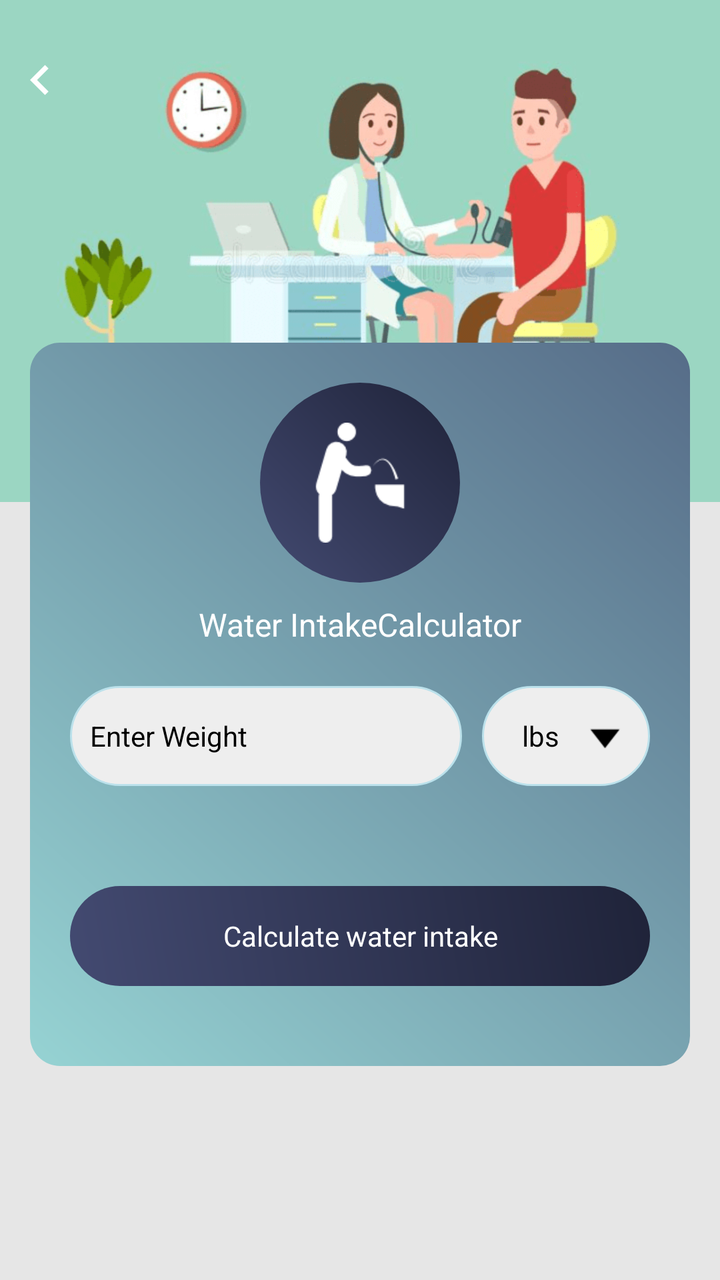
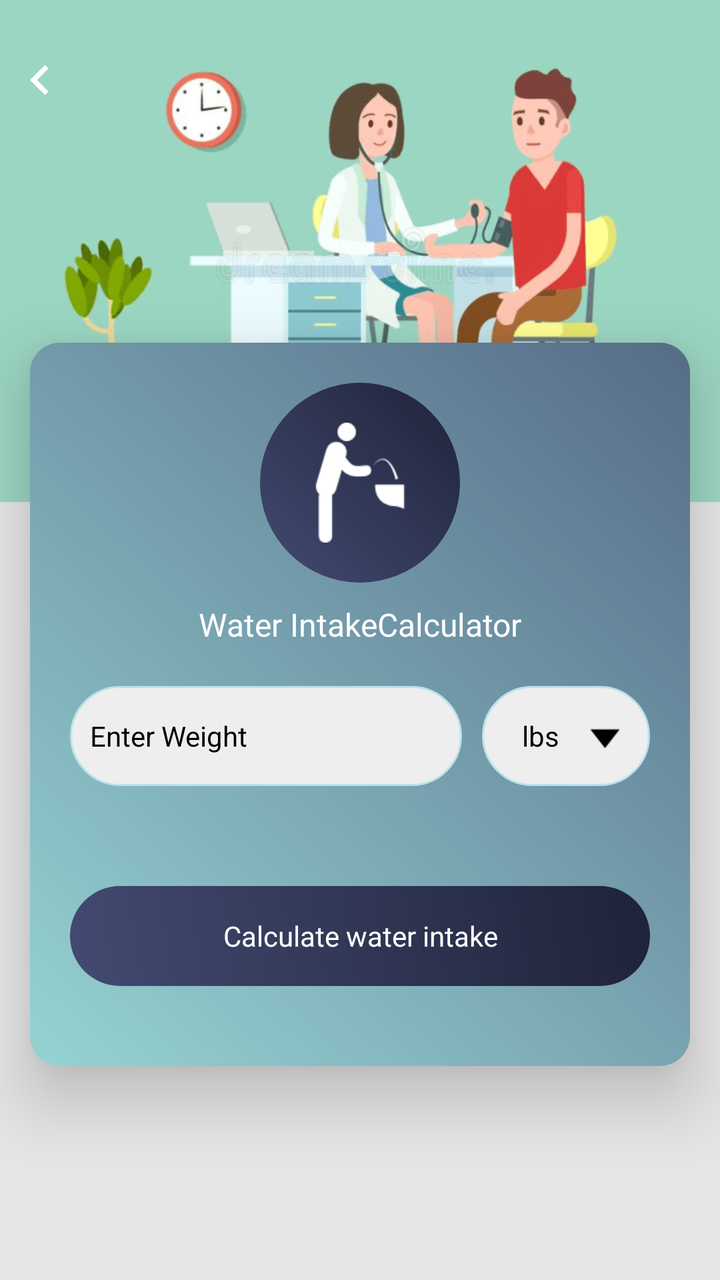

The first picture is an Android layout as it rendered before a commit; the second is the same layout after the commit. The layout source and the unified diff follow.
<!-- AndroidManifest.xml: application theme AppTheme -->
<!-- res/layout/waterintake_calculator.xml -->
<?xml version="1.0" encoding="utf-8"?>
<RelativeLayout xmlns:android="http://schemas.android.com/apk/res/android"
    xmlns:aapt="http://schemas.android.com/aapt"
    xmlns:app="http://schemas.android.com/apk/res-auto"
    android:layout_width="match_parent"
    android:layout_height="match_parent"
    android:background="@color/gray_color">

    <RelativeLayout
        android:id="@+id/banner"
        android:layout_width="match_parent"
        android:layout_height="wrap_content"
        android:background="@mipmap/calculator_banner_2">

    </RelativeLayout>
    <ImageView
        android:id="@+id/iv_back"
        android:layout_width="40dp"
        android:layout_height="40dp"
        android:layout_alignParentLeft="true"
        android:layout_alignParentTop="true"
        android:layout_marginTop="20dp"
        android:padding="5dp"
        android:src="@drawable/ic_chevron_left_white_24dp" />



    <LinearLayout
        android:id="@+id/cardviewone"
        android:layout_marginBottom="60dp"
        android:layout_width="match_parent"
        android:layout_height="wrap_content"
        android:layout_marginLeft="@dimen/text_15"
        android:layout_below="@+id/banner"
        android:layout_marginTop="-80dp"
        android:layout_marginRight="@dimen/text_15"
        android:orientation="horizontal"
        android:background="@drawable/a2_grad_black"
        app:cardElevation="20dip">



    <ScrollView
        android:layout_width="match_parent"
        android:layout_height="match_parent"
        android:layout_above="@+id/normal_ad_include"
        android:layout_below="@+id/tv_water_intake">

        <LinearLayout
            android:layout_width="match_parent"
            android:layout_height="wrap_content"
            android:layout_centerInParent="true"
            android:layout_margin="20dp"
            android:orientation="vertical">


            <RelativeLayout
                android:layout_width="match_parent"
                android:layout_above="@+id/cardviewone"

                android:layout_height="wrap_content">
                <RelativeLayout
                    android:id="@+id/rel12"
                    android:layout_width="100dp"
                    android:layout_centerInParent="true"
                    android:background="@drawable/a3_grad"
                    android:layout_height="100dp">

                    <ImageView
                        android:id="@+id/iv_water_intake"
                        android:layout_width="60dp"
                        android:layout_height="60dp"
                        android:layout_centerHorizontal="true"
                        android:layout_centerInParent="true"
                        android:src="@drawable/img_daily_water_intake" />
                </RelativeLayout>
            </RelativeLayout>


            <TextView
                android:id="@+id/tv_water_intake"
                android:layout_width="match_parent"
                android:layout_height="wrap_content"
                android:layout_below="@+id/rel12"
                android:textAlignment="center"
                android:layout_centerHorizontal="true"
                android:layout_margin="10dp"
                android:text="@string/Water_IntakeCalculator"
                android:textColor="@color/white"
                android:textSize="@dimen/textsize_16" />


            <LinearLayout
                android:id="@+id/llbodyfat"
                android:layout_width="match_parent"
                android:layout_height="50dp"
                android:layout_marginTop="10dp"
                android:orientation="horizontal">

                <EditText
                    android:id="@+id/et_weight"
                    android:layout_width="0dp"
                    android:layout_height="match_parent"
                    android:layout_weight="7"
                    android:background="@drawable/corner2"
                    android:gravity="fill"
                    android:hint="@string/Enter_Weight"
                    android:imeOptions="actionDone"
                    android:inputType="numberDecimal"
                    android:paddingLeft="10dp"
                    android:textColor="@color/black"
                    android:textColorHint="@color/black"
                    android:textSize="@dimen/textsize_14" />

                <TextView
                    android:id="@+id/tv_weight"
                    android:layout_width="0dp"
                    android:layout_height="match_parent"
                    android:layout_marginLeft="10dp"
                    android:layout_weight="3"
                    android:background="@drawable/corner2"
                    android:drawableRight="@mipmap/down"
                    android:gravity="center"
                    android:padding="10dp"
                    android:text="@string/lbs"
                    android:textColor="@color/black"
                    android:textColorHint="@color/black"
                    android:textSize="@dimen/textsize_14" />
            </LinearLayout>

            <TextView
                android:id="@+id/tv_calculate_waterintake"
                android:layout_width="match_parent"
                android:layout_height="50dp"
                android:layout_marginTop="50dp"
                android:layout_marginBottom="20dp"
                android:background="@drawable/a3_grad"
                android:gravity="center"
                android:text="@string/Calculate_water_intake"
                android:textColor="@color/white"
                android:textColorHint="@color/white"
                android:textSize="@dimen/textsize_14" />
        </LinearLayout>
    </ScrollView>
    
    </LinearLayout>


    <LinearLayout
        android:id="@+id/normal_ad_include"
        android:layout_width="match_parent"
        android:layout_height="wrap_content"
        android:orientation="vertical"
        android:layout_alignParentBottom="true"
        android:gravity="center"/>
</RelativeLayout>
<!-- resources referenced by this layout -->
<resources>
  <color name="black">#000000</color>
  <color name="gray_color">#E6E6E6</color>
  <color name="white">#ffffff</color>
  <dimen name="text_15">15sp</dimen>
  <dimen name="textsize_14">14sp</dimen>
  <dimen name="textsize_16">16sp</dimen>
  <!-- drawable a2_grad_black (drawable) -->
  <?xml version="1.0" encoding="utf-8"?>
  <shape xmlns:android="http://schemas.android.com/apk/res/android">
      <gradient
          android:angle="225"
          android:endColor="#96D3D3"
          android:startColor="#566C88" />
  
      <corners android:radius="15dp"/>
  
  </shape>
  <!-- drawable a3_grad (drawable) -->
  <?xml version="1.0" encoding="utf-8"?>
  <shape xmlns:android="http://schemas.android.com/apk/res/android">
  <gradient
      android:angle="225"
      android:endColor="#434A71"
      android:startColor="#1F2339" />
  
  <corners android:radius="200dp"/>
  
  </shape>
  <!-- drawable corner2 (drawable) -->
  <?xml version="1.0" encoding="utf-8"?>
  <shape xmlns:android="http://schemas.android.com/apk/res/android"
      android:shape="rectangle">
  
  
      <stroke
          android:width="1dp"
          android:color="#BBE1EB"/>
  
      <corners android:radius="200dp"/>
  
      <solid
          android:color="#EEEEEE"/>
  
  </shape>
  <!-- drawable ic_chevron_left_white_24dp (drawable) -->
  <vector android:height="24dp" android:tint="#FFFFFF"
      android:viewportHeight="24" android:viewportWidth="24"
      android:width="24dp" xmlns:android="http://schemas.android.com/apk/res/android">
      <path android:fillColor="@android:color/white" android:pathData="M15.41,7.41L14,6l-6,6 6,6 1.41,-1.41L10.83,12z"/>
  </vector>
  <!-- drawable img_daily_water_intake: png bitmap (drawable, 1118 bytes) -->
  <!-- mipmap calculator_banner_2: png bitmap (mipmap-xhdpi, 70074 bytes) -->
  <!-- mipmap down: png bitmap (mipmap-xhdpi, 325 bytes) -->
  <string name="Calculate_water_intake">Calculate water intake</string>
  <string name="Enter_Weight">Enter Weight</string>
  <string name="Water_IntakeCalculator">Water IntakeCalculator</string>
  <string name="lbs">lbs</string>
  <style name="AppTheme" parent="Theme.AppCompat.Light.DarkActionBar">
          
          <item name="colorPrimary">@color/colorPrimary</item>
          <item name="colorPrimaryDark">@color/colorPrimaryDark</item>
          <item name="colorAccent">@color/colorAccent</item>
      </style>
  <color name="colorPrimary">#434A71</color>
  <color name="colorPrimaryDark">#1F2339</color>
  <color name="colorAccent">#1F2339</color>
</resources>

<!-- the commit's change to res/layout/waterintake_calculator.xml (unified diff, before → after) -->
@@ -36,7 +36,7 @@
         android:layout_marginRight="@dimen/text_15"
         android:orientation="horizontal"
         android:background="@drawable/a2_grad_black"
-        app:cardElevation="20dip">
+        android:elevation="20dp">
 
 
 
